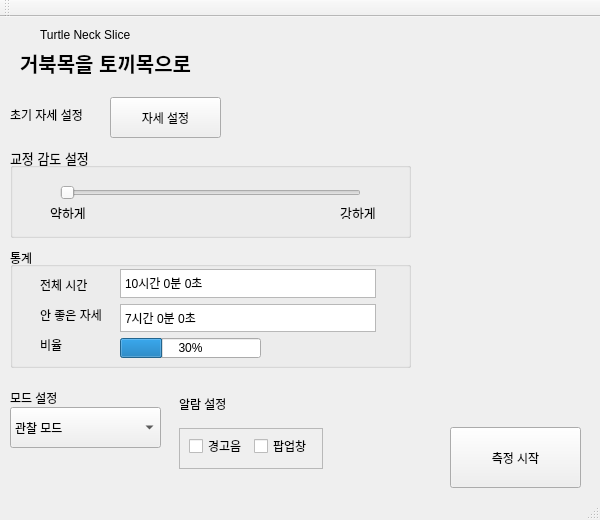
Above: iHunch/iHunch/iHunch.ui from eastclo/Prevention_iHunch before the change. Below: the same form after it.
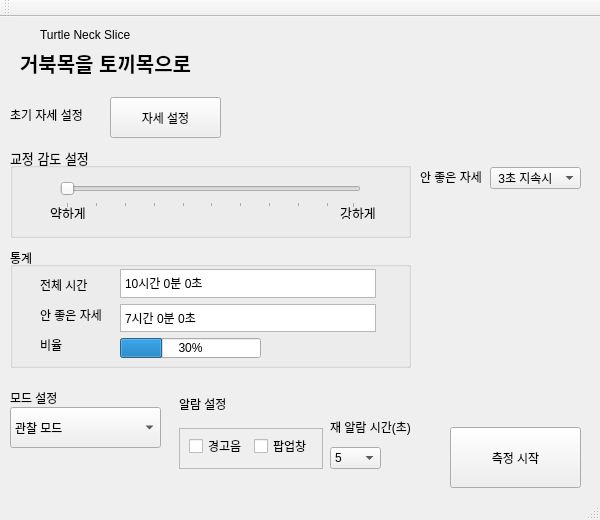
That is the form after the change. Icons and pictures are not drawn.

Commit message: 알람설정 ui 추가및 getSkleton.c extern변수추가

The edit to the form file:
```diff
--- a/iHunch/iHunch/iHunch.ui
+++ b/iHunch/iHunch/iHunch.ui
@@ -247,7 +247,7 @@
      <rect>
       <x>170</x>
       <y>370</y>
-      <width>162</width>
+      <width>261</width>
       <height>91</height>
      </rect>
     </property>
@@ -306,6 +306,47 @@
       </property>
      </widget>
     </widget>
+    <widget class="QComboBox" name="alarmIntervalComboBox">
+     <property name="geometry">
+      <rect>
+       <x>160</x>
+       <y>60</y>
+       <width>51</width>
+       <height>22</height>
+      </rect>
+     </property>
+     <property name="currentText">
+      <string>5</string>
+     </property>
+     <item>
+      <property name="text">
+       <string>5</string>
+      </property>
+     </item>
+     <item>
+      <property name="text">
+       <string>7</string>
+      </property>
+     </item>
+     <item>
+      <property name="text">
+       <string>10</string>
+      </property>
+     </item>
+    </widget>
+    <widget class="QLabel" name="label_11">
+     <property name="geometry">
+      <rect>
+       <x>160</x>
+       <y>30</y>
+       <width>101</width>
+       <height>20</height>
+      </rect>
+     </property>
+     <property name="text">
+      <string>재 알람 시간(초)</string>
+     </property>
+    </widget>
    </widget>
    <widget class="QGroupBox" name="groupBox_2">
     <property name="geometry">
@@ -337,11 +378,17 @@
       <number>1</number>
      </property>
      <property name="maximum">
-      <number>5</number>
+      <number>100</number>
      </property>
      <property name="orientation">
       <enum>Qt::Horizontal</enum>
      </property>
+     <property name="tickPosition">
+      <enum>QSlider::TicksBelow</enum>
+     </property>
+     <property name="tickInterval">
+      <number>10</number>
+     </property>
     </widget>
     <widget class="QLabel" name="label_4">
      <property name="geometry">
@@ -483,6 +530,72 @@
      </property>
     </widget>
    </widget>
+   <widget class="QComboBox" name="unHealthComboBox">
+    <property name="geometry">
+     <rect>
+      <x>490</x>
+      <y>150</y>
+      <width>91</width>
+      <height>22</height>
+     </rect>
+    </property>
+    <property name="currentText">
+     <string> 3초 지속시</string>
+    </property>
+    <item>
+     <property name="text">
+      <string> 3초 지속시</string>
+     </property>
+    </item>
+    <item>
+     <property name="text">
+      <string> 4초 지속시</string>
+     </property>
+    </item>
+    <item>
+     <property name="text">
+      <string> 5초 지속시</string>
+     </property>
+    </item>
+    <item>
+     <property name="text">
+      <string> 6초 지속시</string>
+     </property>
+    </item>
+    <item>
+     <property name="text">
+      <string> 7초 지속시</string>
+     </property>
+    </item>
+    <item>
+     <property name="text">
+      <string> 8초 지속시</string>
+     </property>
+    </item>
+    <item>
+     <property name="text">
+      <string> 9초 지속시</string>
+     </property>
+    </item>
+    <item>
+     <property name="text">
+      <string>10초 지속시</string>
+     </property>
+    </item>
+   </widget>
+   <widget class="QLabel" name="label_12">
+    <property name="geometry">
+     <rect>
+      <x>420</x>
+      <y>149</y>
+      <width>111</width>
+      <height>21</height>
+     </rect>
+    </property>
+    <property name="text">
+     <string>안 좋은 자세</string>
+    </property>
+   </widget>
   </widget>
   <widget class="QMenuBar" name="menuBar">
    <property name="geometry">
```
Left out of the diff: 6 changed lines with no effect on the pictures. The commit also changes 3 other files.
